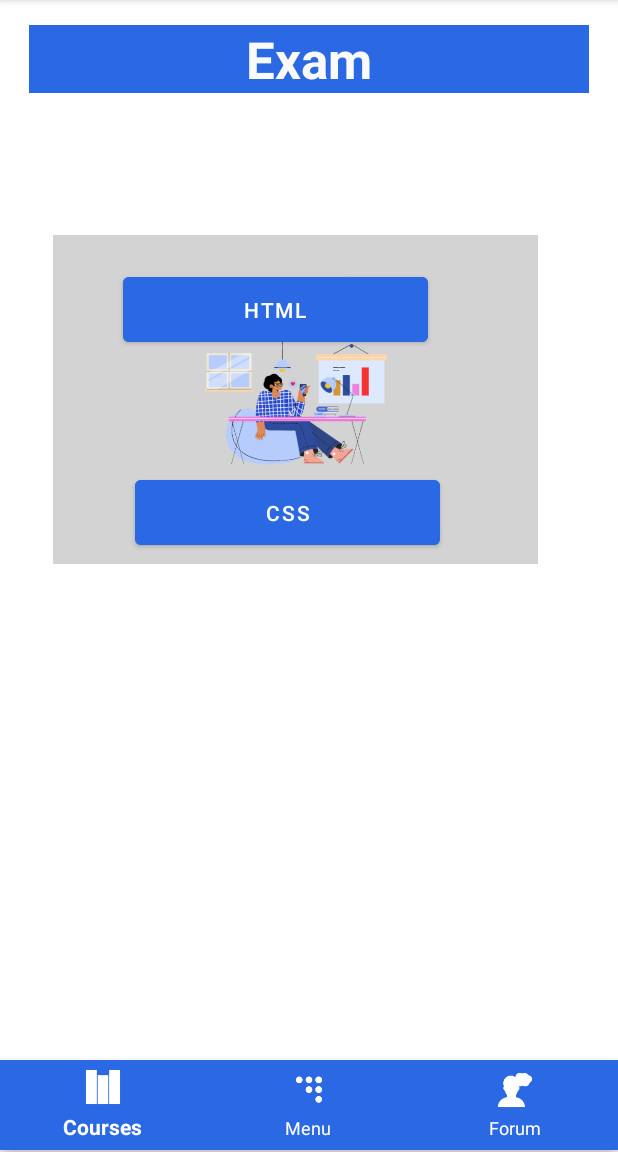
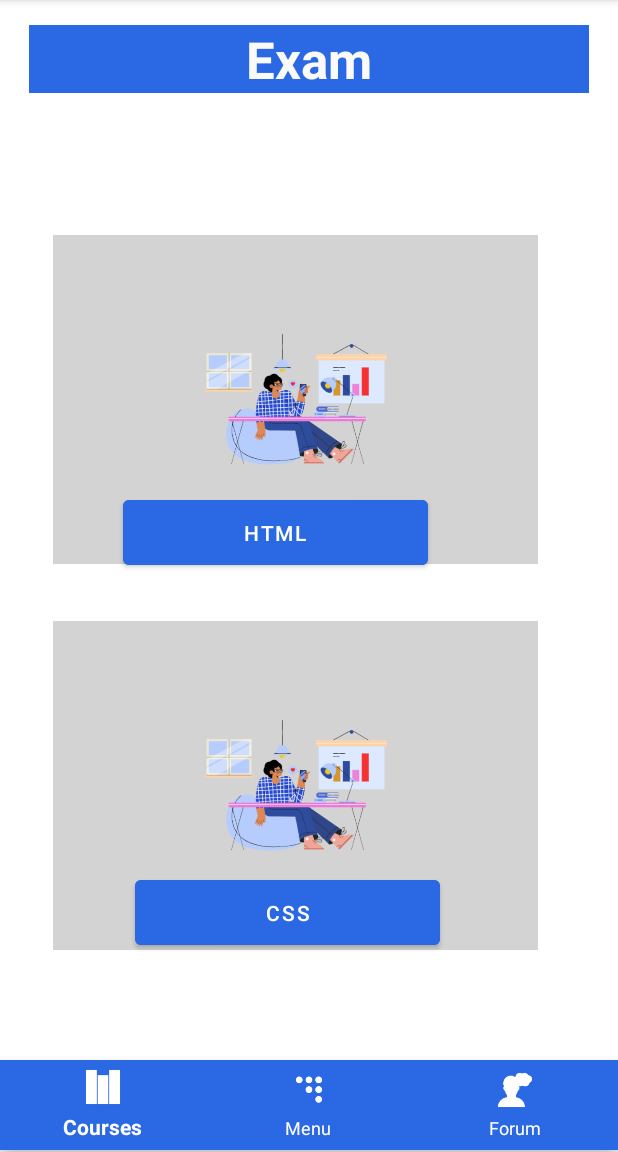
Before and after one commit to SKumaran14/Online_course_exam_management_system, an Android app: the ExamMenu screen opened directly, with no data from a screen before it, on a phone screen of 412 x 824 dp, the part 84-1236 px from its top. Run offline under Robolectric (Android 15) with nearby library versions, the light colour scheme and no system bars.

Commit message:
Design Changed

```diff
--- a/app/src/main/java/com/example/courseexamapp/CssExam.java
+++ b/app/src/main/java/com/example/courseexamapp/CssExam.java
@@ -216,7 +216,7 @@ public class CssExam extends AppCompatActivity implements View.OnClickListener {
             btnNo.setOnClickListener(new View.OnClickListener() {
                 @Override
                 public void onClick(View v) {
-                    Intent intent = new Intent(CssExam.this, ExamPhotoCapture.class);
+                    Intent intent = new Intent(CssExam.this, Menu.class);
                     startActivity(intent);
                 }
             });
--- a/app/src/main/java/com/example/courseexamapp/HtmlExam.java
+++ b/app/src/main/java/com/example/courseexamapp/HtmlExam.java
@@ -288,4 +288,5 @@ public class HtmlExam extends AppCompatActivity implements View.OnClickListener
             }
         });
     }
+
 }
--- a/app/src/main/res/layout/activity_exam_menu.xml
+++ b/app/src/main/res/layout/activity_exam_menu.xml
@@ -23,6 +23,22 @@
         app:layout_constraintVertical_bias="0.286"
         app:srcCompat="@drawable/amigos_working_from_home" />
 
+    <ImageView
+        android:id="@+id/img_src_rst_html3"
+        android:layout_width="323dp"
+        android:layout_height="219dp"
+        android:background="#D3D3D3"
+        android:contentDescription="@string/learn"
+        android:elevation="-10dp"
+        app:layout_constraintBottom_toBottomOf="parent"
+        app:layout_constraintEnd_toEndOf="parent"
+        app:layout_constraintHorizontal_bias="0.397"
+        app:layout_constraintStart_toStartOf="parent"
+
+        app:layout_constraintTop_toTopOf="parent"
+        app:layout_constraintVertical_bias="0.755"
+        app:srcCompat="@drawable/amigos_working_from_home" />
+
     <Button
         android:id="@+id/menuCss"
         android:layout_width="203dp"
@@ -34,7 +50,7 @@
         app:layout_constraintHorizontal_bias="0.432"
         app:layout_constraintStart_toStartOf="parent"
         app:layout_constraintTop_toTopOf="parent"
-        app:layout_constraintVertical_bias="0.441" />
+        app:layout_constraintVertical_bias="0.816" />
 
     <Button
         android:id="@+id/menuHtml"
@@ -47,7 +63,7 @@
         app:layout_constraintHorizontal_bias="0.394"
         app:layout_constraintStart_toStartOf="parent"
         app:layout_constraintTop_toTopOf="parent"
-        app:layout_constraintVertical_bias="0.251" />
+        app:layout_constraintVertical_bias="0.46" />
 
     <com.google.android.material.bottomnavigation.BottomNavigationView
         android:id="@+id/bottomNavigationView"
```
Also changed, not shown: app/src/main/res/layout/activity_menu.xml (+16 -1 lines).
